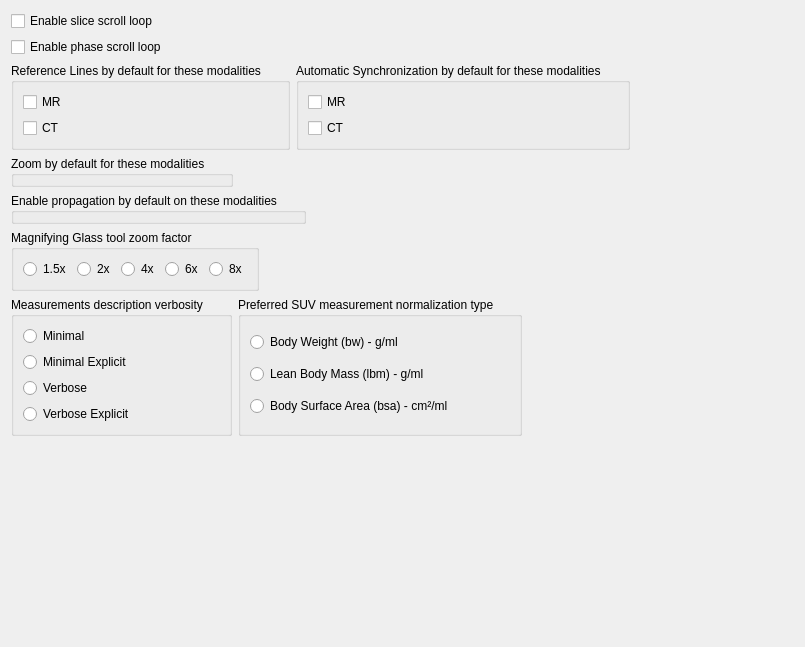
First picture: the form in starviewer/src/core/q2dviewerconfigurationscreenbase.ui, repository starviewer-medical/starviewer, before the edit.
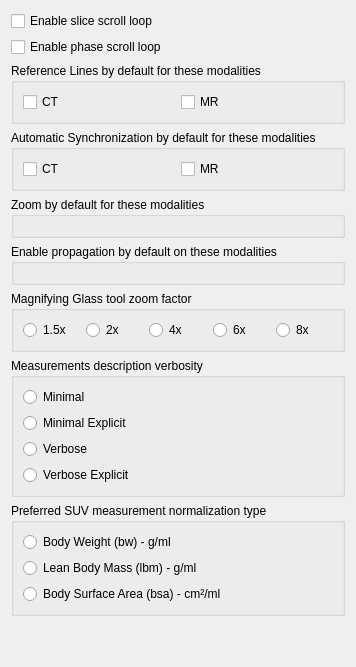
Second picture: the form after the edit. Icons and pictures are not drawn. Custom widgets are drawn as their Qt base class.

Patch:
```diff
--- a/starviewer/src/core/q2dviewerconfigurationscreenbase.ui
+++ b/starviewer/src/core/q2dviewerconfigurationscreenbase.ui
@@ -2,14 +2,6 @@
 <ui version="4.0">
  <class>udg::Q2DViewerConfigurationScreenBase</class>
  <widget class="QWidget" name="udg::Q2DViewerConfigurationScreenBase">
-  <property name="geometry">
-   <rect>
-    <x>0</x>
-    <y>0</y>
-    <width>805</width>
-    <height>647</height>
-   </rect>
-  </property>
   <property name="windowTitle">
    <string>2D Viewer Configuration</string>
   </property>
@@ -19,10 +11,6 @@
   </property>
   <layout class="QVBoxLayout" name="verticalLayout_5">
    <item>
-    <layout class="QHBoxLayout" name="horizontalLayout">
-     <item>
-      <layout class="QVBoxLayout" name="verticalLayout">
-       <item>
         <widget class="QCheckBox" name="m_sliceScrollLoopCheckBox">
          <property name="text">
           <string>Enable slice scroll loop</string>
@@ -36,41 +24,12 @@
          </property>
         </widget>
        </item>
-      </layout>
-     </item>
-     <item>
-      <spacer>
-       <property name="orientation">
-        <enum>Qt::Horizontal</enum>
-       </property>
-       <property name="sizeHint" stdset="0">
-        <size>
-         <width>40</width>
-         <height>20</height>
-        </size>
-       </property>
-      </spacer>
-     </item>
-    </layout>
-   </item>
-   <item>
-    <layout class="QHBoxLayout" name="horizontalLayout_2">
      <item>
       <widget class="QGroupBox" name="groupBox">
        <property name="title">
         <string>Reference Lines by default for these modalities</string>
        </property>
-       <layout class="QVBoxLayout" name="verticalLayout_2">
-        <item>
-         <widget class="QCheckBox" name="m_referenceLinesMRCheckBox">
-          <property name="text">
-           <string>MR</string>
-          </property>
-          <property name="checked">
-           <bool>false</bool>
-          </property>
-         </widget>
-        </item>
+     <layout class="QHBoxLayout" name="horizontalLayout">
         <item>
          <widget class="QCheckBox" name="m_referenceLinesCTCheckBox">
           <property name="text">
@@ -78,6 +37,13 @@
           </property>
          </widget>
         </item>
+      <item>
+       <widget class="QCheckBox" name="m_referenceLinesMRCheckBox">
+        <property name="text">
+         <string>MR</string>
+        </property>
+       </widget>
+      </item>
        </layout>
       </widget>
      </item>
@@ -86,17 +52,7 @@
        <property name="title">
         <string>Automatic Synchronization by default for these modalities</string>
        </property>
-       <layout class="QVBoxLayout" name="verticalLayout_4">
-        <item>
-         <widget class="QCheckBox" name="m_automaticSynchronizationMRCheckBox">
-          <property name="text">
-           <string>MR</string>
-          </property>
-          <property name="checked">
-           <bool>false</bool>
-          </property>
-         </widget>
-        </item>
+     <layout class="QHBoxLayout" name="horizontalLayout_2">
         <item>
          <widget class="QCheckBox" name="m_automaticSynchronizationCTCheckBox">
           <property name="text">
@@ -104,74 +60,32 @@
           </property>
          </widget>
         </item>
-       </layout>
-      </widget>
-     </item>
      <item>
-      <spacer name="horizontalSpacer">
-       <property name="orientation">
-        <enum>Qt::Horizontal</enum>
-       </property>
-       <property name="sizeHint" stdset="0">
-        <size>
-         <width>40</width>
-         <height>20</height>
-        </size>
-       </property>
-      </spacer>
-     </item>
-    </layout>
+       <widget class="QCheckBox" name="m_automaticSynchronizationMRCheckBox">
+        <property name="text">
+         <string>MR</string>
+        </property>
+       </widget>
+      </item>
+     </layout>
+    </widget>
    </item>
-   <item>
-    <layout class="QHBoxLayout" name="horizontalLayout_3">
      <item>
       <widget class="udg::QModalitiesSelectorGroupBox" name="m_zoomByDefaultModalitiesGroupBox">
        <property name="title">
         <string>Zoom by default for these modalities</string>
        </property>
-      </widget>
-     </item>
-     <item>
-      <spacer name="horizontalSpacer_2">
-       <property name="orientation">
-        <enum>Qt::Horizontal</enum>
-       </property>
-       <property name="sizeHint" stdset="0">
-        <size>
-         <width>40</width>
-         <height>20</height>
-        </size>
-       </property>
-      </spacer>
-     </item>
-    </layout>
-   </item>
-   <item>
-    <layout class="QHBoxLayout" name="horizontalLayout_7">
+     <layout class="QHBoxLayout" name="horizontalLayout_4"/>
+    </widget>
+   </item>
      <item>
       <widget class="udg::QModalitiesSelectorGroupBox" name="m_propagationModalitiesByDefaultGroupBox">
        <property name="title">
         <string>Enable propagation by default on these modalities</string>
        </property>
-      </widget>
-     </item>
-     <item>
-      <spacer name="horizontalSpacer_5">
-       <property name="orientation">
-        <enum>Qt::Horizontal</enum>
-       </property>
-       <property name="sizeHint" stdset="0">
-        <size>
-         <width>40</width>
-         <height>20</height>
-        </size>
-       </property>
-      </spacer>
-     </item>
-    </layout>
-   </item>
-   <item>
-    <layout class="QHBoxLayout" name="horizontalLayout_4">
+     <layout class="QHBoxLayout" name="horizontalLayout_3"/>
+    </widget>
+   </item>
      <item>
       <widget class="QGroupBox" name="groupBox_3">
        <property name="title">
@@ -217,23 +131,6 @@
       </widget>
      </item>
      <item>
-      <spacer name="horizontalSpacer_3">
-       <property name="orientation">
-        <enum>Qt::Horizontal</enum>
-       </property>
-       <property name="sizeHint" stdset="0">
-        <size>
-         <width>40</width>
-         <height>20</height>
-        </size>
-       </property>
-      </spacer>
-     </item>
-    </layout>
-   </item>
-   <item>
-    <layout class="QHBoxLayout" name="horizontalLayout_6">
-     <item>
       <widget class="QGroupBox" name="groupBox_2">
        <property name="title">
         <string>Measurements description verbosity</string>
@@ -301,22 +198,7 @@
       </widget>
      </item>
      <item>
-      <spacer name="horizontalSpacer_4">
-       <property name="orientation">
-        <enum>Qt::Horizontal</enum>
-       </property>
-       <property name="sizeHint" stdset="0">
-        <size>
-         <width>40</width>
-         <height>20</height>
-        </size>
-       </property>
-      </spacer>
-     </item>
-    </layout>
-   </item>
-   <item>
-    <spacer>
+    <spacer name="verticalSpacer">
      <property name="orientation">
       <enum>Qt::Vertical</enum>
      </property>
```
Left out of the diff: 1 changed line with no effect on the pictures. Lines whose indentation alone changed are shown as unchanged.
